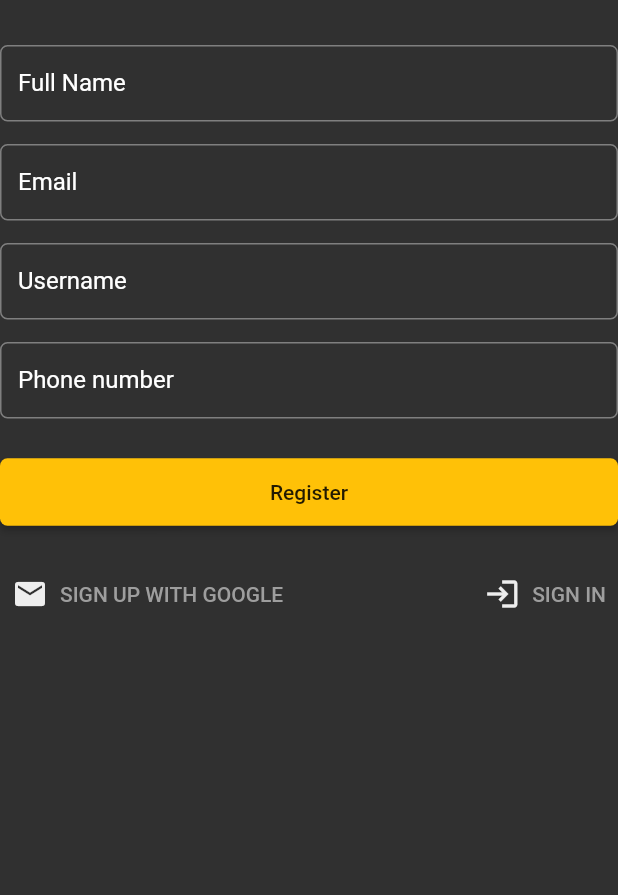
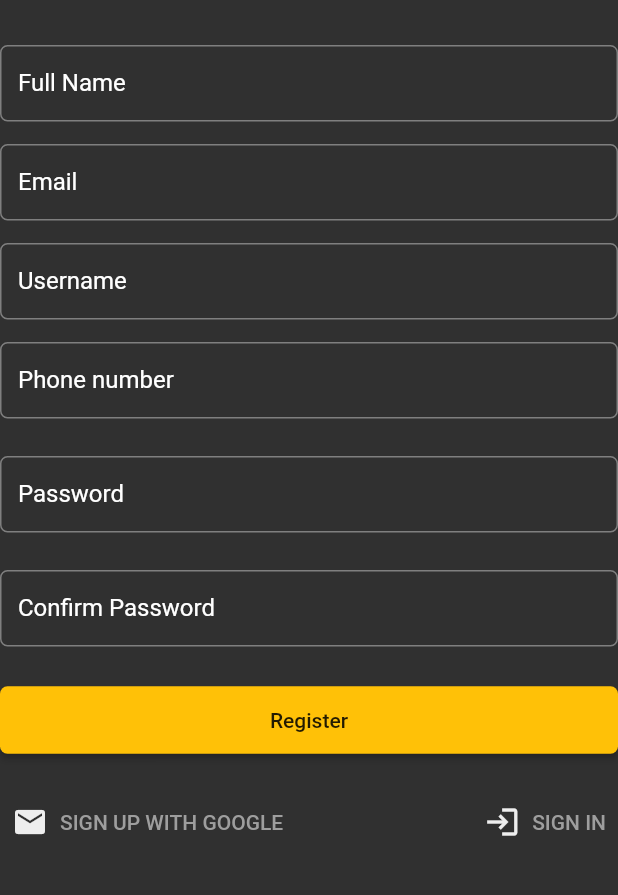
Before and after one commit to runtimeterror-aait/edir_frontend, a Flutter app: the RegisterForm widget shown alone on an empty page, opened directly, on a phone screen of 412 x 824 dp, the part 225-1120 px from its top. Run offline on Flutter 3.47's test engine with Material 2 defaults, Android fonts, the phone set to English and light mode, and no system bars; our stand-ins replace carousel_slider, flutter_svg.

```diff
--- a/lib/presentation/register/widgets/register_form.dart
+++ b/lib/presentation/register/widgets/register_form.dart
@@ -60,6 +60,27 @@ class RegisterForm extends StatelessWidget with SignInAndRegisterForm {
                 labelText: 'Phone number',
                 labelStyle: TextStyle(color: Colors.white)),
             autocorrect: false,
+          ),
+          const SizedBox(
+            height: 25,
+          ),
+          TextFormField(
+            decoration: InputDecoration(
+                isDense: true,
+                labelText: 'Password',
+                labelStyle: TextStyle(color: Colors.white)),
+            autocorrect: false,
+            obscureText: true,
+          ),
+          const SizedBox(
+            height: 25,
+          ),
+          TextFormField(
+            decoration: InputDecoration(
+                isDense: true,
+                labelText: 'Confirm Password',
+                labelStyle: TextStyle(color: Colors.white)),
+            autocorrect: false,
             obscureText: true,
           ),
           const SizedBox(
--- a/lib/presentation/user/dashboard/user_dashboard_page.dart
+++ b/lib/presentation/user/dashboard/user_dashboard_page.dart
@@ -3,6 +3,7 @@ import 'package:edir/presentation/core/appbar.dart';
 import 'package:edir/presentation/core/signin_and_register_form.dart';
 import 'package:edir/presentation/core/styles.dart';
 import 'package:edir/presentation/user/dashboard/widgets/user_dashboard_events_card.dart';
+import 'package:edir/presentation/user/profile/user_profile_page.dart';
 import 'package:flutter/cupertino.dart';
 import 'package:flutter/material.dart';
 
@@ -28,7 +29,10 @@ class _UserDashboardPageState extends State<UserDashboardPage>
         leading: Image.asset(logoImageWithoutName),
         actions: <Widget>[
           TextButton(
-            onPressed: () {},
+            onPressed: () {
+              Navigator.push(context,
+                  MaterialPageRoute(builder: (context) => UserProfilePage()));
+            },
             child: Image.asset('assets/images/business_man.png'),
           )
         ],
```
Also changed, not shown: lib/presentation/user/edirs/user_edirs_page.dart (added, +15 -0 lines), lib/presentation/user/profile/user_profile_page.dart (added, +116 -0 lines).
